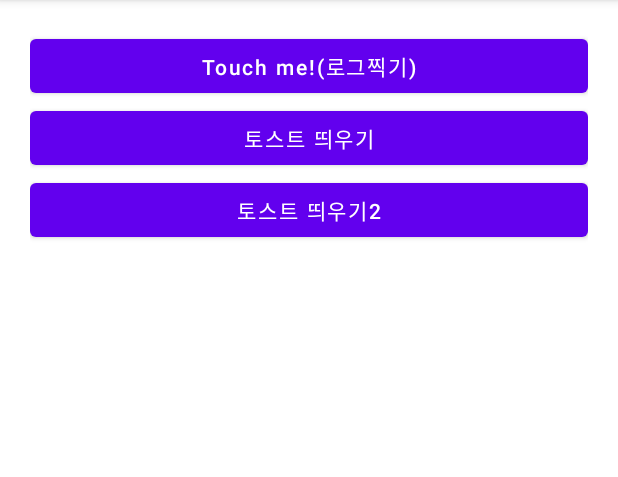
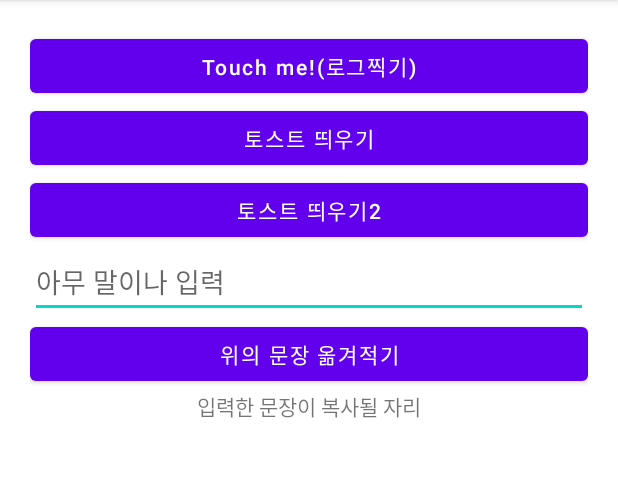
Before and after one commit to ujin-Bang/kotlinbasic_20111102, an Android app: the screen it shows after launch (MainActivity), on a phone screen of 412 x 824 dp, the part 84-561 px from its top. Run offline under Robolectric (Android 15) with nearby library versions, the phone set to English and light mode, and no system bars.

Commit message:
Editext 문장으 ㄹ> Textview로 옮기는 연습 UI 작성

```diff
--- a/app/src/main/res/layout/activity_main.xml
+++ b/app/src/main/res/layout/activity_main.xml
@@ -27,5 +27,21 @@
         android:layout_height="wrap_content"
         android:text="토스트 띄우기2"/>
 
+    <EditText
+        android:layout_width="match_parent"
+        android:layout_height="wrap_content"
+        android:hint="아무 말이나 입력" />
+
+    <Button
+        android:layout_width="match_parent"
+        android:layout_height="wrap_content"
+        android:text="위의 문장 옮겨적기"/>
+
+    <TextView
+        android:layout_width="match_parent"
+        android:layout_height="wrap_content"
+        android:gravity="center"
+        android:text="입력한 문장이 복사될 자리"/>
+
 
 </LinearLayout>
```
